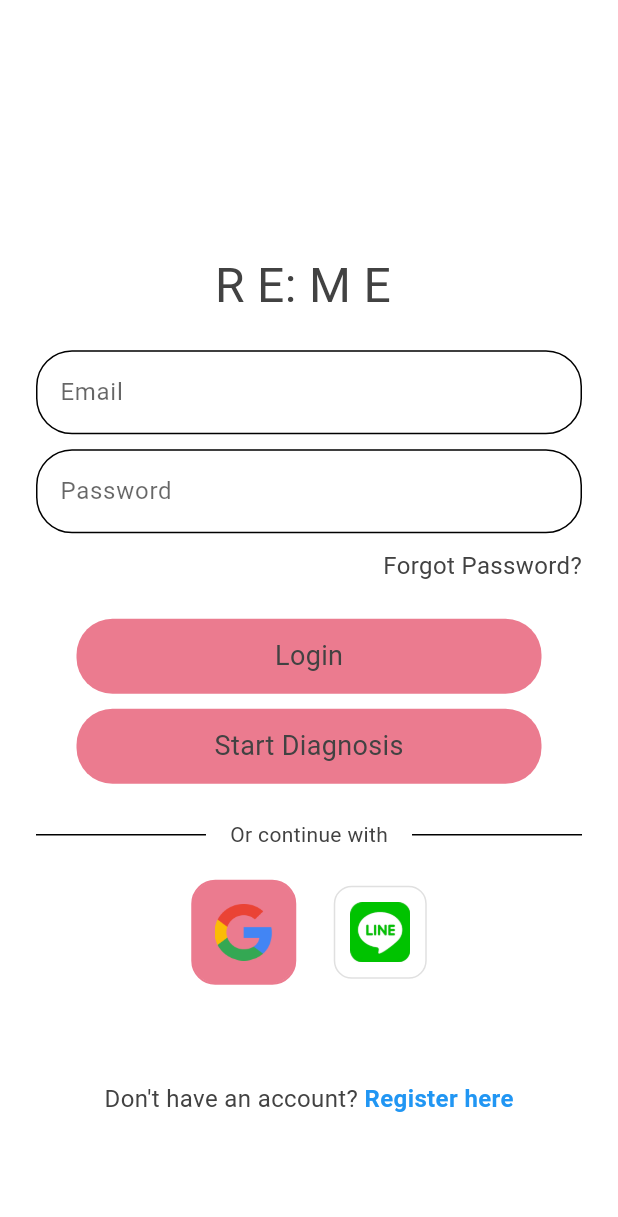
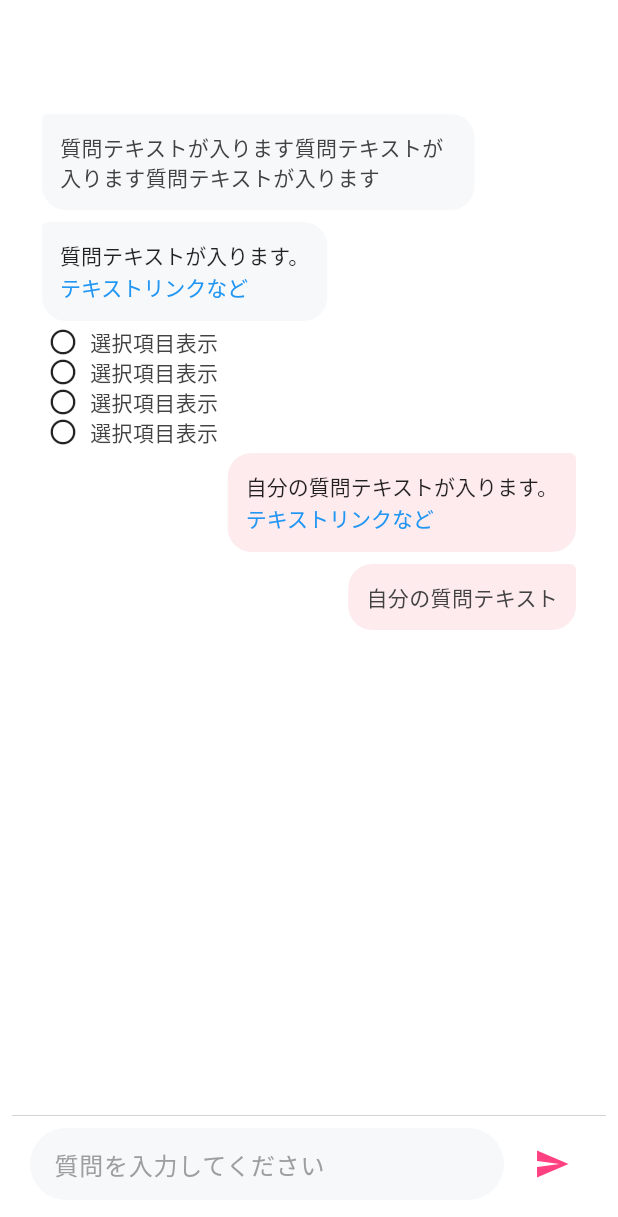
Before and after one commit to Shivansh722/reme, a Flutter app: the screen it shows after launch, on a phone screen of 412 x 824 dp. Shown: the top 1217 px of the screen. Run offline on Flutter 3.47's test engine with Material 3 defaults, Android fonts, the phone set to English and light mode, and no system bars; our stand-ins replace camera, firebase_auth, firebase_core, flutter_dotenv, google_sign_in, image_picker and 1 more; missing offline and left inert: flutter_line_sdk, google_mlkit_face_detection; accounts and stored records are empty.

Commit message:
feat: chat screen basisc ui w/o func

```diff
--- a/reme/lib/main.dart
+++ b/reme/lib/main.dart
@@ -6,6 +6,7 @@ import 'package:reme/src/features/auth/Views/authView.dart';
 import 'package:reme/src/features/auth/Views/login_or_register.dart';
 import 'package:reme/src/features/auth/Views/registerView.dart';
 import 'package:firebase_core/firebase_core.dart';
+import 'package:reme/src/features/chat/views/chatView.dart';
 import 'package:reme/src/features/home/views/homeView.dart';
 import 'package:reme/src/features/splashView.dart'; // Add this import
 import 'firebase_options.dart';
@@ -35,7 +36,7 @@ class MyApp extends StatelessWidget {
       debugShowCheckedModeBanner: false,
       title: 'Flutter Demo',
       theme: lightMode,
-      home:  Splashview(), // Change this to Splashview
+      home: ChatScreen(), // Change this to Splashview
     );
   }
 }
--- /dev/null
+++ b/reme/lib/src/features/chat/views/chatView.dart
@@ -0,0 +1,178 @@
+import 'package:flutter/material.dart';
+
+
+class ChatScreen extends StatelessWidget {
+  const ChatScreen({super.key});
+
+  @override
+  Widget build(BuildContext context) {
+    return Scaffold(
+      backgroundColor: Colors.white,
+      body: Padding(
+        padding: const EdgeInsets.only(top: 60, left: 8, right: 8, bottom: 16),
+        child: Column(
+          children: [
+
+
+            const Expanded(child: ChatMessages()),
+            const ChatInputField(),
+          ],
+        ),
+      ),
+    );
+  }
+}
+
+class ChatMessages extends StatelessWidget {
+  const ChatMessages({super.key});
+
+  @override
+  Widget build(BuildContext context) {
+    return ListView(
+      padding: const EdgeInsets.all(12),
+      children: const [
+        ChatBubble(
+          message:
+              '質問テキストが入ります質問テキストが入ります質問テキストが入ります',
+          isSender: false,
+        ),
+        ChatBubble(
+          message: '質問テキストが入ります。\nテキストリンクなど',
+          isSender: false,
+          hasLink: true,
+        ),
+        RadioOption(text: '選択項目表示'),
+        RadioOption(text: '選択項目表示'),
+        RadioOption(text: '選択項目表示'),
+        RadioOption(text: '選択項目表示'),
+        ChatBubble(
+          message: '自分の質問テキストが入ります。\nテキストリンクなど',
+          isSender: true,
+          hasLink: true,
+        ),
+        ChatBubble(
+          message: '自分の質問テキスト',
+          isSender: true,
+        ),
+      ],
+    );
+  }
+}
+
+class ChatBubble extends StatelessWidget {
+  final String message;
+  final bool isSender;
+  final bool hasLink;
+
+  const ChatBubble({
+    super.key,
+    required this.message,
+    required this.isSender,
+    this.hasLink = false,
+  });
+
+  @override
+  Widget build(BuildContext context) {
+    final bubbleColor = isSender ? const Color(0xFFFEEBEE) : const Color(0xFFF7F8FA);
+    final align = isSender ? CrossAxisAlignment.end : CrossAxisAlignment.start;
+    final radius = isSender
+        ? const BorderRadius.only(
+            topLeft: Radius.circular(16),
+            topRight: Radius.circular(4),
+            bottomLeft: Radius.circular(16),
+            bottomRight: Radius.circular(16),
+          )
+        : const BorderRadius.only(
+            topLeft: Radius.circular(4),
+            topRight: Radius.circular(16),
+            bottomLeft: Radius.circular(16),
+            bottomRight: Radius.circular(16),
+          );
+
+    return Column(
+      crossAxisAlignment: align,
+      children: [
+        Container(
+          margin: const EdgeInsets.symmetric(vertical: 4, horizontal: 8),
+          padding: const EdgeInsets.all(12),
+          constraints: BoxConstraints(
+            maxWidth: MediaQuery.of(context).size.width * 0.7,
+          ),
+          decoration: BoxDecoration(
+            color: bubbleColor,
+            borderRadius: radius,
+          ),
+          child: hasLink
+              ? RichText(
+                  text: TextSpan(
+                    style: const TextStyle(color: Colors.black87, fontSize: 14),
+                    children: [
+                      TextSpan(text: message.replaceAll('テキストリンクなど', '')),
+                      const TextSpan(
+                        text: 'テキストリンクなど',
+                        style: TextStyle(color: Colors.blue),
+                      ),
+                    ],
+                  ),
+                )
+              : Text(message, style: const TextStyle(fontSize: 14)),
+        ),
+      ],
+    );
+  }
+}
+
+class RadioOption extends StatelessWidget {
+  final String text;
+  const RadioOption({super.key, required this.text});
+
+  @override
+  Widget build(BuildContext context) {
+    return Row(
+      children: [
+        const SizedBox(width: 12),
+        const Icon(Icons.radio_button_unchecked, size: 20),
+        const SizedBox(width: 8),
+        Text(text, style: const TextStyle(fontSize: 14)),
+      ],
+    );
+  }
+}
+
+class ChatInputField extends StatelessWidget {
+  const ChatInputField({super.key});
+
+  @override
+  Widget build(BuildContext context) {
+    return Container(
+      padding: const EdgeInsets.symmetric(horizontal: 12, vertical: 8),
+      decoration: const BoxDecoration(
+        border: Border(top: BorderSide(color: Colors.grey, width: 0.3)),
+      ),
+      child: Row(
+        children: [
+          Expanded(
+            child: TextField(
+              decoration: InputDecoration(
+                hintText: '質問を入力してください',
+                hintStyle: TextStyle(color: Colors.grey[500]),
+                filled: true,
+                fillColor: const Color(0xFFF7F8FA),
+                contentPadding: const EdgeInsets.symmetric(horizontal: 12),
+                border: OutlineInputBorder(
+                  borderRadius: BorderRadius.circular(24),
+                  borderSide: BorderSide.none,
+                ),
+              ),
+            ),
+          ),
+          const SizedBox(width: 8),
+          IconButton(
+            icon: const Icon(Icons.send, color: Colors.pinkAccent),
+            onPressed: () {},
+          ),
+        ],
+      ),
+    );
+  }
+}
```
